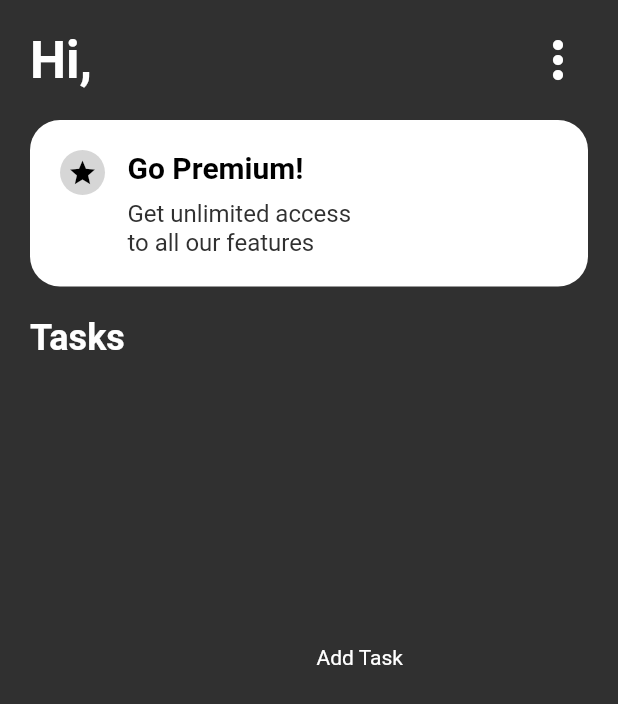
After one commit to LeToyek/To-Do-List, a Flutter app: the screen it shows after launch, after a tap on "Start Making", on a phone screen of 412 x 824 dp. The commit adds this screen. Shown: the top 704 px of the screen. Run offline on Flutter 3.47's test engine with Material 2 defaults, Android fonts, the phone set to English and light mode, and no system bars.

Commit message:
need to fix the color

```diff
--- a/todo/lib/Pages/homepage.dart
+++ b/todo/lib/Pages/homepage.dart
@@ -2,8 +2,20 @@ import 'package:todo/Pages/list_card_page.dart';
 import 'package:flutter/material.dart';
 import 'package:todo/Screen/constants.dart';
 
-class HomePage extends StatelessWidget {
-  const HomePage({Key? key}) : super(key: key);
+class MainScreen extends StatefulWidget {
+  MainScreen({Key? key}) : super(key: key);
+
+  @override
+  _MainScreenState createState() => _MainScreenState();
+}
+
+class _MainScreenState extends State<MainScreen> {
+  final myController = TextEditingController();
+  @override
+  void dispose() {
+    myController.dispose();
+    super.dispose();
+  }
 
   @override
   Widget build(BuildContext context) {
@@ -32,12 +44,14 @@ class HomePage extends StatelessWidget {
                       hintText: 'Full Name',
                       border: OutlineInputBorder(
                           borderRadius: BorderRadius.all(Radius.circular(16)))),
+                  controller: myController,
                 ),
                 Spacer(),
                 InkWell(
                   onTap: () {
-                    Navigator.push(context,
-                        MaterialPageRoute(builder: (context) => ListCard()));
+                    Navigator.of(context).push(MaterialPageRoute(
+                        builder: (context) =>
+                            ListCard(value: myController.text)));
                   },
                   child: Container(
                     width: double.infinity,
--- a/todo/lib/Pages/list_card_page.dart
+++ b/todo/lib/Pages/list_card_page.dart
@@ -1,21 +1,108 @@
 import 'package:flutter/material.dart';
+import 'package:todo/Pages/homepage.dart';
+import 'package:todo/Widget/tasks.dart';
 
-class ListCard extends StatelessWidget {
-  const ListCard({Key? key}) : super(key: key);
+class ListCard extends StatefulWidget {
+  final String value;
+  const ListCard({Key? key, required this.value}) : super(key: key);
 
+  @override
+  _ListCardState createState() => _ListCardState();
+}
+
+class _ListCardState extends State<ListCard> {
   @override
   Widget build(BuildContext context) {
     return Scaffold(
-      appBar: AppBar(
-        actions: [],
-      ),
       body: Stack(
         children: [
           SafeArea(
             child: Padding(
-              padding: EdgeInsets.all(20),
+              padding: const EdgeInsets.all(20),
               child: Column(
-                children: [Container()],
+                crossAxisAlignment: CrossAxisAlignment.start,
+                children: [
+                  Row(
+                    mainAxisAlignment: MainAxisAlignment.spaceBetween,
+                    children: [
+                      Text("Hi, ${widget.value}",
+                          style: Theme.of(context)
+                              .textTheme
+                              .headline4
+                              ?.copyWith(
+                                  color: Colors.white,
+                                  fontWeight: FontWeight.bold)),
+                      Icon(
+                        Icons.more_vert,
+                        color: Colors.white,
+                        size: 40,
+                      )
+                    ],
+                  ),
+                  Container(
+                    child: Stack(
+                      children: [
+                        Container(
+                          margin: const EdgeInsets.only(top: 20),
+                          padding: EdgeInsets.all(20),
+                          decoration: BoxDecoration(
+                              color: Colors.white,
+                              borderRadius: BorderRadius.circular(20)),
+                          child: Row(
+                            crossAxisAlignment: CrossAxisAlignment.start,
+                            children: [
+                              Container(
+                                padding: EdgeInsets.all(5),
+                                decoration: BoxDecoration(
+                                    color: Colors.grey[350],
+                                    shape: BoxShape.circle),
+                                child: Icon(
+                                  Icons.star,
+                                  color: Colors.black,
+                                  size: 20,
+                                ),
+                              ),
+                              SizedBox(
+                                width: 15,
+                              ),
+                              Column(
+                                crossAxisAlignment: CrossAxisAlignment.start,
+                                children: [
+                                  Text(
+                                    'Go Premium!',
+                                    style: Theme.of(context)
+                                        .textTheme
+                                        .headline6
+                                        ?.copyWith(
+                                            color: Colors.black,
+                                            fontWeight: FontWeight.bold),
+                                  ),
+                                  SizedBox(
+                                    height: 10,
+                                  ),
+                                  Text(
+                                    'Get unlimited access\nto all our features',
+                                    style: TextStyle(
+                                        fontSize: 16, color: Colors.grey[850]),
+                                  )
+                                ],
+                              )
+                            ],
+                          ),
+                        ),
+                      ],
+                    ),
+                  ),
+                  Container(
+                    margin: EdgeInsets.only(top: 20),
+                    child: Text(
+                      'Tasks',
+                      style: Theme.of(context).textTheme.headline5?.copyWith(
+                          fontWeight: FontWeight.bold, color: Colors.white),
+                    ),
+                  ),
+                  Expanded(child: Tasks())
+                ],
               ),
             ),
           )
--- /dev/null
+++ b/todo/lib/Widget/tasks.dart
@@ -0,0 +1,30 @@
+import 'package:flutter/material.dart';
+import 'package:todo/model/task.dart';
+
+class Tasks extends StatelessWidget {
+  final tasksList = Task.generateTasks();
+
+  @override
+  Widget build(BuildContext context) {
+    return Container(
+        child: GridView.builder(
+            itemCount: tasksList.length,
+            gridDelegate: SliverGridDelegateWithFixedCrossAxisCount(
+                crossAxisCount: 2, crossAxisSpacing: 10, mainAxisSpacing: 10),
+            itemBuilder: (context, index) => tasksList[index].isLast
+                ? buildAddTask()
+                : buildTask(context, tasksList[index])));
+  }
+
+  Widget buildAddTask() {
+    return Text('Add Task');
+  }
+
+  Widget buildTask(BuildContext context, Task task) {
+    return Container(
+      padding: EdgeInsets.all(15),
+      decoration: BoxDecoration(
+          color: task.bgColor, borderRadius: BorderRadius.circular(20)),
+    );
+  }
+}
--- a/todo/lib/main.dart
+++ b/todo/lib/main.dart
@@ -14,7 +14,7 @@ class MyApp extends StatelessWidget {
       debugShowCheckedModeBanner: false,
       title: 'To Do App',
       theme: ThemeData.dark(),
-      home: ListCard(),
+      home: MainScreen(),
     );
   }
 }
--- /dev/null
+++ b/todo/lib/model/task.dart
@@ -0,0 +1,53 @@
+import 'package:flutter/material.dart';
+
+class Task {
+  IconData? iconData;
+  String? title;
+  Color? bgColor;
+  Color? iconColor;
+  Color? btnColor;
+  num? left, done;
+
+  bool isLast;
+  Task(
+      {this.iconData,
+      this.title,
+      this.bgColor,
+      this.iconColor,
+      this.btnColor,
+      this.left,
+      this.done,
+      this.isLast = false});
+  static List<Task> generateTasks() {
+    return [
+      Task(
+        iconData: Icons.person_rounded,
+        title: 'Personal',
+        bgColor: Color(0x3D2C8D),
+        iconColor: Color(0x916BBF),
+        btnColor: Color(0xC996CC),
+        left: 3,
+        done: 1,
+      ),
+      Task(
+        iconData: Icons.person_rounded,
+        title: 'Personal',
+        bgColor: Color(0x3D2C8D),
+        iconColor: Color(0x916BBF),
+        btnColor: Color(0xC996CC),
+        left: 0,
+        done: 0,
+      ),
+      Task(
+        iconData: Icons.person_rounded,
+        title: 'Personal',
+        bgColor: Color(0x3D2C8D),
+        iconColor: Color(0x916BBF),
+        btnColor: Color(0xC996CC),
+        left: 0,
+        done: 0,
+      ),
+      Task(isLast: true)
+    ];
+  }
+}
--- a/todo/pubspec.yaml
+++ b/todo/pubspec.yaml
@@ -61,6 +61,8 @@ flutter:
   # assets:
   #   - images/a_dot_burr.jpeg
   #   - images/a_dot_ham.jpeg
+  assets:
+    - assets/
 
   # An image asset can refer to one or more resolution-specific "variants", see
   # https://flutter.dev/assets-and-images/#resolution-aware.
```
Also changed, not shown: todo/assets/bg.svg (deleted).
